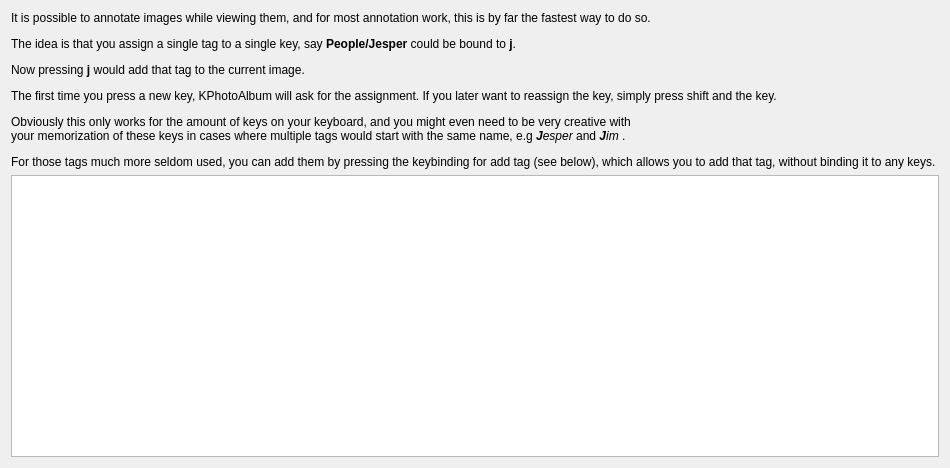
KDE/kphotoalbum, file Viewer/AnnotationHelp.ui: the form before one commit.
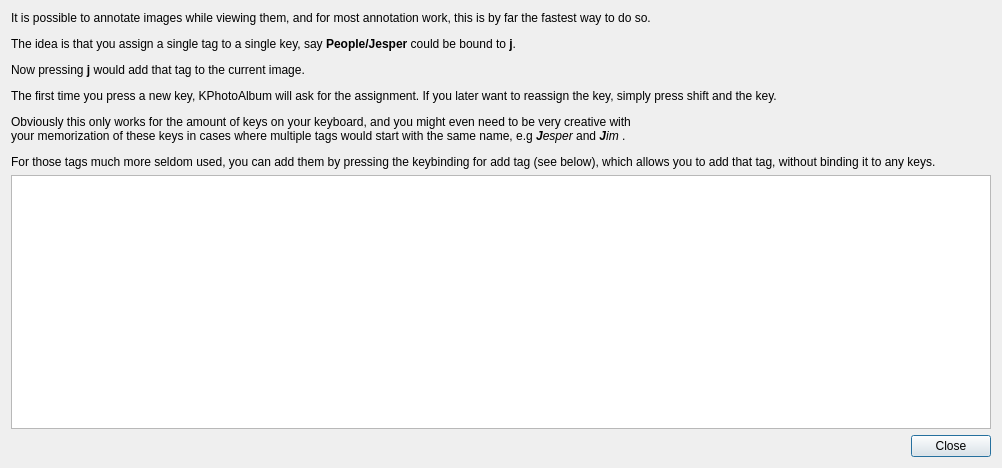
The form after the commit.

```diff
--- a/Viewer/AnnotationHelp.ui
+++ b/Viewer/AnnotationHelp.ui
@@ -6,7 +6,7 @@
    <rect>
     <x>0</x>
     <y>0</y>
-    <width>948</width>
+    <width>1002</width>
     <height>468</height>
    </rect>
   </property>
@@ -24,6 +24,13 @@
    <item>
     <widget class="QTableView" name="assignments"/>
    </item>
+   <item>
+    <widget class="QDialogButtonBox" name="buttonBox">
+     <property name="standardButtons">
+      <set>QDialogButtonBox::Close</set>
+     </property>
+    </widget>
+   </item>
   </layout>
  </widget>
  <resources/>
```
Left out of the diff: 21 changed lines with no effect on the pictures.
